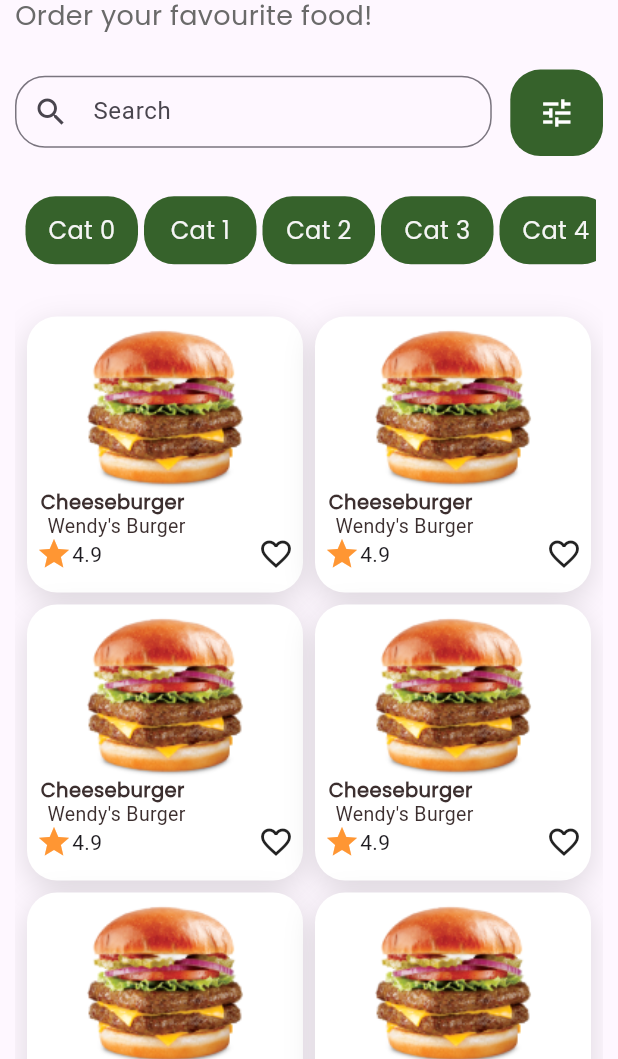
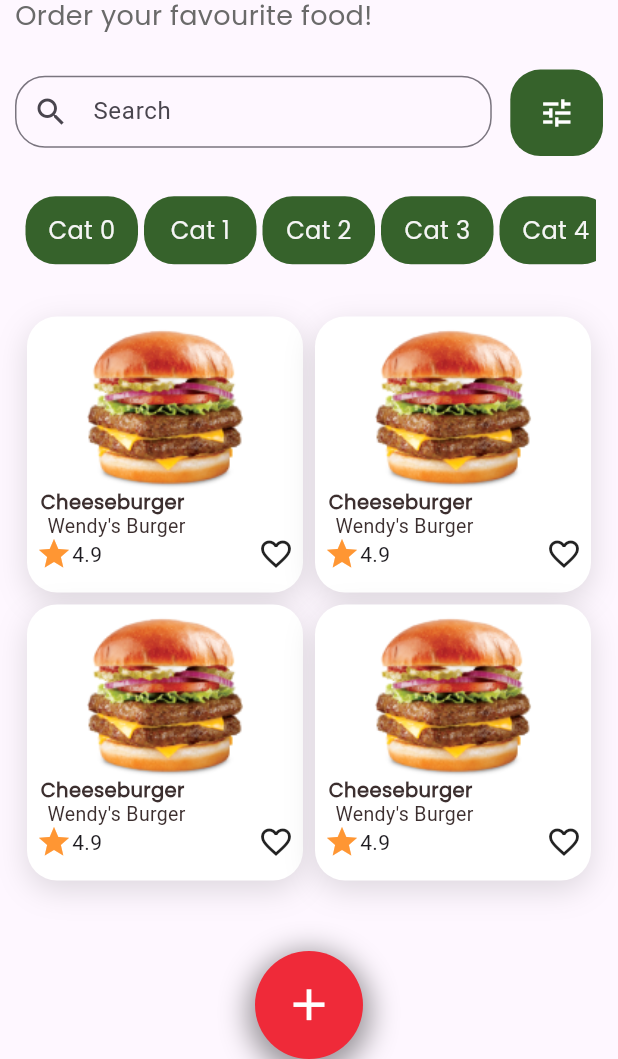
Before and after one commit to makgr/food_app_ui, a Flutter app: the screen it shows after launch, on a phone screen of 412 x 824 dp, the part 177-1236 px from its top. Run offline on Flutter 3.47's test engine with Material 3 defaults, Android fonts, the phone set to English and light mode, and no system bars.

Commit message:
floating action button added

```diff
--- a/lib/constant/app_color.dart
+++ b/lib/constant/app_color.dart
@@ -11,4 +11,6 @@ class AppColor {
   static const itemListShadowColor = Color(0x21000000);
   static const itemListShapeColor = Colors.white;
   static const itemListStarColor = Color(0xffFF9633);
+  static const floatingActionButtonColor = Color(0xFFEF2A39);
+  static const floatingActionIconColor = Colors.white;
 }
--- /dev/null
+++ b/lib/screens/floating_button.dart
@@ -0,0 +1,35 @@
+import 'package:flutter/material.dart';
+import 'package:food_app_ui/constant/app_color.dart';
+
+class FloatingButton extends StatelessWidget {
+  const FloatingButton({super.key});
+
+  @override
+  Widget build(BuildContext context) {
+    return GestureDetector(
+      onTap: () {},
+      child: Container(
+        width: 72,
+        height: 72,
+        decoration: ShapeDecoration(
+          color: AppColor.floatingActionButtonColor,
+          shape: OvalBorder(),
+          shadows: [
+            BoxShadow(
+              color: Color(0x66000000),
+              blurRadius: 16,
+              offset: Offset(0, 5),
+              spreadRadius: 5,
+            )
+          ],
+        ),
+        child: Icon(
+          Icons.add,
+          size: 35,
+          weight: 35.0,
+          color: AppColor.floatingActionIconColor,
+        ),
+      ),
+    );
+  }
+}
--- a/lib/screens/home_screen.dart
+++ b/lib/screens/home_screen.dart
@@ -1,6 +1,7 @@
 import 'package:flutter/material.dart';
 
 import '../constant/app_color.dart';
+import 'floating_button.dart';
 
 class HomeScreen extends StatefulWidget {
   const HomeScreen({super.key});
@@ -41,6 +42,8 @@ class _HomeScreenState extends State<HomeScreen> {
           ),
         ),
       ),
+      floatingActionButton: FloatingButton(),
+      floatingActionButtonLocation: FloatingActionButtonLocation.centerDocked,
     );
   }
 
@@ -192,7 +195,7 @@ class _HomeScreenState extends State<HomeScreen> {
       scrollDirection: Axis.vertical,
       physics: NeverScrollableScrollPhysics(),
       padding: EdgeInsets.all(8.0),
-      itemCount: 8,
+      itemCount: 4,
       itemBuilder: (context, index) {
         return Container(
           width: double.infinity,
```
